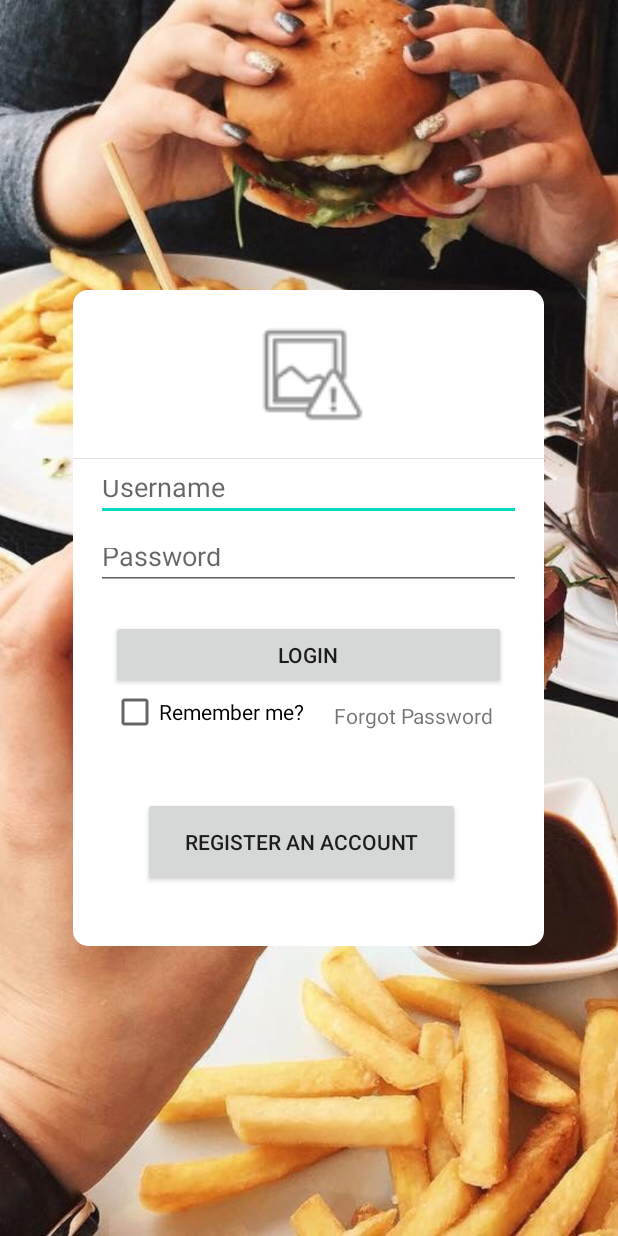
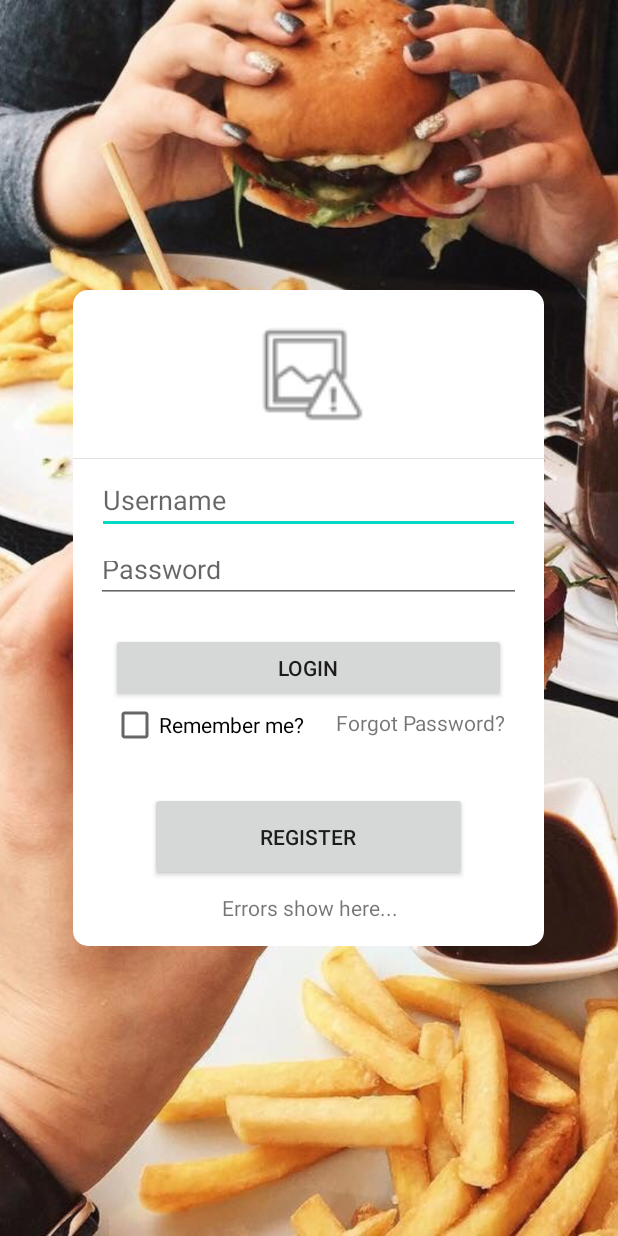
Before and after one commit to ShinkuKira21/Stay-Safe, an Android app: the layout design_login.xml on its own in the app's theme, with its tools: preview values and no code run, on a phone screen of 412 x 824 dp. Run offline under Robolectric (Android 15) with nearby library versions, the phone set to English and light mode, and no system bars.

Commit message:
Reworked Login Design
Added Relevant IDs and changed parents constraints on certain elements, giving the login activity a cleaner look.

```diff
--- a/App-Side (Edward)/StaySafeGP/app/src/main/res/layout/design_login.xml
+++ b/App-Side (Edward)/StaySafeGP/app/src/main/res/layout/design_login.xml
@@ -6,7 +6,7 @@
     android:layout_height="match_parent">
 
     <ImageView
-        android:id="@+id/imageView2"
+        android:id="@+id/ivBackground"
         android:layout_width="wrap_content"
         android:layout_height="wrap_content"
         android:scaleType="centerCrop"
@@ -23,24 +23,24 @@
         android:layout_width="314dp"
         android:layout_height="437dp"
         android:background="@drawable/layout_login_container"
-        app:layout_constraintBottom_toBottomOf="@+id/imageView2"
+        app:layout_constraintBottom_toBottomOf="parent"
         app:layout_constraintEnd_toEndOf="parent"
         app:layout_constraintHorizontal_bias="0.494"
         app:layout_constraintStart_toStartOf="parent"
         app:layout_constraintTop_toTopOf="parent" />
 
     <ImageView
-        android:id="@+id/imageView"
+        android:id="@+id/ivLogo"
         android:layout_width="183dp"
         android:layout_height="81dp"
-        app:layout_constraintBottom_toTopOf="@+id/divider3"
-        app:layout_constraintEnd_toEndOf="@+id/divider3"
-        app:layout_constraintStart_toStartOf="@+id/divider3"
+        app:layout_constraintBottom_toTopOf="@+id/divLogin"
+        app:layout_constraintEnd_toEndOf="@+id/divLogin"
+        app:layout_constraintStart_toStartOf="@+id/divLogin"
         app:layout_constraintTop_toTopOf="@+id/loginView"
         app:srcCompat="@android:drawable/ic_menu_report_image" />
 
     <View
-        android:id="@+id/divider3"
+        android:id="@+id/divLogin"
         android:layout_width="0dp"
         android:layout_height="0.5dp"
         android:background="?android:attr/listDivider"
@@ -52,12 +52,12 @@
         app:layout_constraintVertical_bias="0.256" />
 
     <EditText
-        android:id="@+id/editTextTextPersonName"
-        android:layout_width="0dp"
-        android:layout_height="37dp"
+        android:id="@+id/editUsername"
+        android:layout_width="282dp"
+        android:layout_height="42dp"
         android:layout_marginStart="15dp"
         android:layout_marginLeft="15dp"
-        android:layout_marginTop="20dp"
+        android:layout_marginTop="8dp"
         android:layout_marginEnd="15dp"
         android:layout_marginRight="15dp"
         android:ems="10"
@@ -66,10 +66,10 @@
         app:layout_constraintEnd_toEndOf="@+id/loginView"
         app:layout_constraintHorizontal_bias="0.48"
         app:layout_constraintStart_toStartOf="@+id/loginView"
-        app:layout_constraintTop_toBottomOf="@+id/imageView" />
+        app:layout_constraintTop_toBottomOf="@+id/divLogin" />
 
     <EditText
-        android:id="@+id/editTextTextPassword"
+        android:id="@+id/editPassword"
         android:layout_width="0dp"
         android:layout_height="38dp"
         android:layout_marginStart="15dp"
@@ -83,10 +83,10 @@
         app:layout_constraintEnd_toEndOf="@+id/loginView"
         app:layout_constraintHorizontal_bias="0.458"
         app:layout_constraintStart_toStartOf="@+id/loginView"
-        app:layout_constraintTop_toBottomOf="@+id/editTextTextPersonName" />
+        app:layout_constraintTop_toBottomOf="@+id/editUsername" />
 
     <Button
-        android:id="@+id/button"
+        android:id="@+id/btnLogin"
         android:layout_width="0dp"
         android:layout_height="46dp"
         android:layout_marginStart="10dp"
@@ -95,42 +95,52 @@
         android:layout_marginEnd="10dp"
         android:layout_marginRight="10dp"
         android:text="Login"
-        app:layout_constraintEnd_toEndOf="@+id/editTextTextPassword"
+        app:layout_constraintEnd_toEndOf="@+id/editPassword"
         app:layout_constraintHorizontal_bias="0.492"
-        app:layout_constraintStart_toStartOf="@+id/editTextTextPassword"
-        app:layout_constraintTop_toBottomOf="@+id/editTextTextPassword" />
+        app:layout_constraintStart_toStartOf="@+id/editPassword"
+        app:layout_constraintTop_toBottomOf="@+id/editPassword" />
 
     <CheckBox
-        android:id="@+id/checkBox"
+        android:id="@+id/chkbxRemember"
         android:layout_width="134dp"
         android:layout_height="22dp"
         android:layout_marginTop="4dp"
         android:text="Remember me?"
         app:layout_constraintEnd_toEndOf="@+id/loginView"
         app:layout_constraintHorizontal_bias="0.0"
-        app:layout_constraintStart_toStartOf="@+id/button"
-        app:layout_constraintTop_toBottomOf="@+id/button" />
+        app:layout_constraintStart_toStartOf="@+id/btnLogin"
+        app:layout_constraintTop_toBottomOf="@+id/btnLogin" />
 
     <TextView
-        android:id="@+id/textView3"
+        android:id="@+id/tvForgotPassword"
         android:layout_width="wrap_content"
         android:layout_height="wrap_content"
-        android:layout_marginTop="8dp"
-        android:text="Forgot Password"
-        app:layout_constraintEnd_toEndOf="@+id/button"
-        app:layout_constraintHorizontal_bias="0.652"
-        app:layout_constraintStart_toEndOf="@+id/checkBox"
-        app:layout_constraintTop_toBottomOf="@+id/button" />
+        android:layout_marginTop="4dp"
+        android:text="Forgot Password?"
+        app:layout_constraintEnd_toEndOf="@+id/btnLogin"
+        app:layout_constraintHorizontal_bias="1.0"
+        app:layout_constraintStart_toEndOf="@+id/chkbxRemember"
+        app:layout_constraintTop_toBottomOf="@+id/btnLogin" />
 
     <Button
-        android:id="@+id/button3"
+        android:id="@+id/btnRegister"
         android:layout_width="211dp"
         android:layout_height="59dp"
-        android:layout_marginTop="72dp"
-        android:text="Register an Account"
-        app:layout_constraintEnd_toEndOf="@+id/textView3"
-        app:layout_constraintHorizontal_bias="0.49"
-        app:layout_constraintStart_toStartOf="@+id/checkBox"
-        app:layout_constraintTop_toBottomOf="@+id/button" />
+        android:layout_marginTop="60dp"
+        android:text="Register"
+        app:layout_constraintEnd_toEndOf="@+id/tvForgotPassword"
+        app:layout_constraintStart_toStartOf="@+id/chkbxRemember"
+        app:layout_constraintTop_toBottomOf="@+id/btnLogin" />
+
+    <TextView
+        android:id="@+id/tvError"
+        android:layout_width="wrap_content"
+        android:layout_height="0dp"
+        android:layout_marginTop="8dp"
+        android:gravity="center"
+        android:text="Errors show here..."
+        app:layout_constraintEnd_toEndOf="@+id/btnRegister"
+        app:layout_constraintStart_toStartOf="@+id/btnRegister"
+        app:layout_constraintTop_toBottomOf="@+id/btnRegister" />
 
 </androidx.constraintlayout.widget.ConstraintLayout>
```
